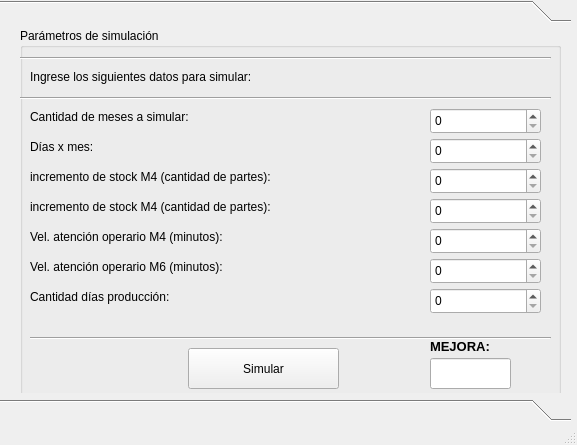
Old version of the form window.ui in the repository brunohughes/MyS-FabricaDeMesas.
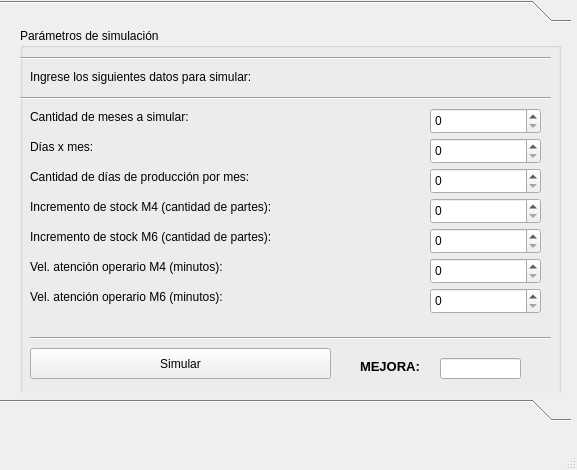
New version of the form.

Commit message: cambios menores en gui

Diff of the .ui file:
```diff
--- a/window.ui
+++ b/window.ui
@@ -7,7 +7,7 @@
     <x>0</x>
     <y>0</y>
     <width>577</width>
-    <height>445</height>
+    <height>470</height>
    </rect>
   </property>
   <property name="windowTitle">
@@ -32,7 +32,7 @@
        <x>0</x>
        <y>0</y>
        <width>571</width>
-       <height>367</height>
+       <height>359</height>
       </rect>
      </property>
      <attribute name="label">
@@ -93,7 +93,7 @@
        <property name="geometry">
         <rect>
          <x>10</x>
-         <y>200</y>
+         <y>230</y>
          <width>311</width>
          <height>17</height>
         </rect>
@@ -106,26 +106,26 @@
        <property name="geometry">
         <rect>
          <x>10</x>
-         <y>140</y>
+         <y>170</y>
          <width>331</width>
          <height>17</height>
         </rect>
        </property>
        <property name="text">
-        <string>incremento de stock M4 (cantidad de partes):</string>
+        <string>Incremento de stock M4 (cantidad de partes):</string>
        </property>
       </widget>
       <widget class="QLabel" name="label_4">
        <property name="geometry">
         <rect>
          <x>10</x>
-         <y>170</y>
+         <y>200</y>
          <width>311</width>
          <height>17</height>
         </rect>
        </property>
        <property name="text">
-        <string>incremento de stock M4 (cantidad de partes):</string>
+        <string>Incremento de stock M6 (cantidad de partes):</string>
        </property>
       </widget>
       <widget class="Line" name="line_1">
@@ -158,7 +158,7 @@
        <property name="geometry">
         <rect>
          <x>10</x>
-         <y>230</y>
+         <y>260</y>
          <width>311</width>
          <height>17</height>
         </rect>
@@ -171,13 +171,13 @@
        <property name="geometry">
         <rect>
          <x>10</x>
-         <y>260</y>
+         <y>140</y>
          <width>301</width>
          <height>17</height>
         </rect>
        </property>
        <property name="text">
-        <string>Cantidad días producción:</string>
+        <string>Cantidad de días de producción por mes:</string>
        </property>
       </widget>
       <widget class="QSpinBox" name="lineEditExp">
@@ -204,7 +204,7 @@
        <property name="geometry">
         <rect>
          <x>410</x>
-         <y>140</y>
+         <y>170</y>
          <width>111</width>
          <height>26</height>
         </rect>
@@ -214,7 +214,7 @@
        <property name="geometry">
         <rect>
          <x>410</x>
-         <y>170</y>
+         <y>200</y>
          <width>111</width>
          <height>26</height>
         </rect>
@@ -224,7 +224,7 @@
        <property name="geometry">
         <rect>
          <x>410</x>
-         <y>200</y>
+         <y>230</y>
          <width>111</width>
          <height>26</height>
         </rect>
@@ -234,7 +234,7 @@
        <property name="geometry">
         <rect>
          <x>410</x>
-         <y>230</y>
+         <y>260</y>
          <width>111</width>
          <height>26</height>
         </rect>
@@ -244,7 +244,7 @@
        <property name="geometry">
         <rect>
          <x>410</x>
-         <y>260</y>
+         <y>140</y>
          <width>111</width>
          <height>26</height>
         </rect>
@@ -253,10 +253,10 @@
       <widget class="QPushButton" name="btnSimulacion">
        <property name="geometry">
         <rect>
-         <x>168</x>
+         <x>10</x>
          <y>320</y>
-         <width>151</width>
-         <height>41</height>
+         <width>301</width>
+         <height>31</height>
         </rect>
        </property>
        <property name="text">
@@ -269,10 +269,10 @@
        </property>
        <property name="geometry">
         <rect>
-         <x>410</x>
+         <x>420</x>
          <y>330</y>
          <width>81</width>
-         <height>31</height>
+         <height>21</height>
         </rect>
        </property>
        <property name="font">
@@ -292,8 +292,8 @@
       <widget class="QLabel" name="label_8">
        <property name="geometry">
         <rect>
-         <x>410</x>
-         <y>310</y>
+         <x>340</x>
+         <y>330</y>
          <width>71</width>
          <height>17</height>
         </rect>
```
Left out of the diff: 2 changed lines with no effect on the pictures. The commit also changes 4 other files.
